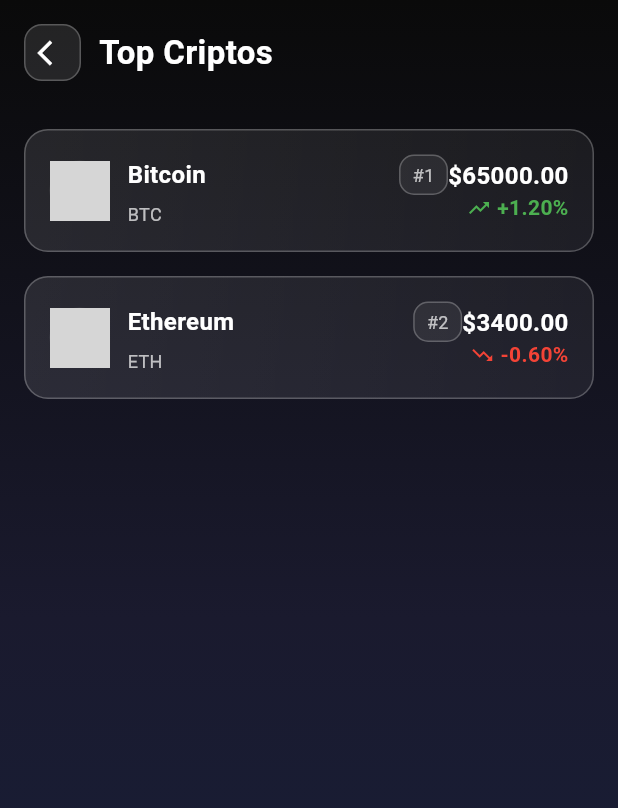
After one commit to XChanitoX/fuck_the_sp500, a Flutter app: the HomeScreen screen opened by its route, after a tap on "Cripto", on a phone screen of 412 x 824 dp. The commit adds this screen. Shown: the top 808 px of the screen. Run offline on Flutter 3.47's test engine with Material 3 defaults, Android fonts, the phone set to English and light mode, and no system bars; our stand-ins replace flutter_animate, flutter_riverpod, flutter_secure_storage, go_router, shared_preferences, shimmer; accounts and stored records are empty; network calls fail; grey boxes are pictures that could not be loaded.

Commit message:
Add CryptoScreen navigation to HomeScreen: Integrated CryptoScreen into HomeScreen with a new quick action button, enhancing user access to cryptocurrency features. Refactored gradient and text styling for consistency and improved readability.

```diff
--- /dev/null
+++ b/lib/models/crypto.dart
@@ -0,0 +1,38 @@
+class CryptoAsset {
+  final String id;
+  final String symbol;
+  final String name;
+  final double currentPrice;
+  final double marketCap;
+  final double volume24h;
+  final double changePercent24h;
+  final int rank;
+  final String imageUrl;
+
+  const CryptoAsset({
+    required this.id,
+    required this.symbol,
+    required this.name,
+    required this.currentPrice,
+    required this.marketCap,
+    required this.volume24h,
+    required this.changePercent24h,
+    required this.rank,
+    required this.imageUrl,
+  });
+
+  factory CryptoAsset.fromJson(Map<String, dynamic> json) {
+    return CryptoAsset(
+      id: json['id'] as String? ?? '',
+      symbol: (json['symbol'] as String? ?? '').toUpperCase(),
+      name: json['name'] as String? ?? '',
+      currentPrice: (json['current_price'] as num?)?.toDouble() ?? 0.0,
+      marketCap: (json['market_cap'] as num?)?.toDouble() ?? 0.0,
+      volume24h: (json['total_volume'] as num?)?.toDouble() ?? 0.0,
+      changePercent24h:
+          (json['price_change_percentage_24h'] as num?)?.toDouble() ?? 0.0,
+      rank: json['market_cap_rank'] as int? ?? 0,
+      imageUrl: json['image'] as String? ?? '',
+    );
+  }
+}
--- /dev/null
+++ b/lib/screens/crypto_screen.dart
@@ -0,0 +1,135 @@
+import 'package:flutter/material.dart';
+import '../services/crypto_service.dart';
+import '../models/crypto.dart';
+import '../widgets/crypto_card.dart';
+
+class CryptoScreen extends StatefulWidget {
+  const CryptoScreen({super.key});
+
+  @override
+  State<CryptoScreen> createState() => _CryptoScreenState();
+}
+
+class _CryptoScreenState extends State<CryptoScreen> {
+  late Future<List<CryptoAsset>> _future;
+  bool _refreshing = false;
+
+  @override
+  void initState() {
+    super.initState();
+    _future = CryptoService.fetchTopByMarketCap(perPage: 10);
+  }
+
+  Future<void> _refresh() async {
+    setState(() => _refreshing = true);
+    final f = CryptoService.fetchTopByMarketCap(perPage: 10);
+    final data = await f;
+    if (!mounted) return;
+    setState(() {
+      _future = Future.value(data);
+      _refreshing = false;
+    });
+  }
+
+  @override
+  Widget build(BuildContext context) {
+    return Scaffold(
+      body: Container(
+        decoration: const BoxDecoration(
+          gradient: LinearGradient(
+            begin: Alignment.topCenter,
+            end: Alignment.bottomCenter,
+            colors: [Color(0xFF0A0A0A), Color(0xFF1A1A2E), Color(0xFF16213E)],
+          ),
+        ),
+        child: SafeArea(
+          child: Column(
+            children: [
+              _buildHeader(),
+              Expanded(
+                child: FutureBuilder<List<CryptoAsset>>(
+                  future: _future,
+                  builder: (context, snapshot) {
+                    if (!snapshot.hasData) {
+                      return const Center(child: CircularProgressIndicator());
+                    }
+                    final items = snapshot.data!;
+                    if (items.isEmpty) {
+                      return const Center(
+                        child: Text(
+                          'No hay datos de cripto disponibles',
+                          style: TextStyle(color: Colors.white70),
+                        ),
+                      );
+                    }
+                    return RefreshIndicator(
+                      onRefresh: _refresh,
+                      color: Colors.blue,
+                      backgroundColor: Colors.black87,
+                      child: ListView.builder(
+                        padding: const EdgeInsets.only(top: 8, bottom: 16),
+                        itemCount: items.length + (_refreshing ? 1 : 0),
+                        itemBuilder: (context, i) {
+                          if (_refreshing && i == items.length) {
+                            return const Padding(
+                              padding: EdgeInsets.all(16.0),
+                              child: Center(
+                                child: CircularProgressIndicator(
+                                  strokeWidth: 2,
+                                ),
+                              ),
+                            );
+                          }
+                          final a = items[i];
+                          return CryptoCard(asset: a);
+                        },
+                      ),
+                    );
+                  },
+                ),
+              ),
+            ],
+          ),
+        ),
+      ),
+    );
+  }
+
+  Widget _buildHeader() {
+    return Padding(
+      padding: const EdgeInsets.all(16),
+      child: Row(
+        children: [
+          GestureDetector(
+            onTap: () => Navigator.pop(context),
+            child: Container(
+              padding: const EdgeInsets.all(8),
+              decoration: BoxDecoration(
+                color: Colors.white.withOpacity(0.1),
+                borderRadius: BorderRadius.circular(12),
+                border: Border.all(color: Colors.white24, width: 1),
+              ),
+              child: const Icon(
+                Icons.arrow_back_ios,
+                color: Colors.white,
+                size: 20,
+              ),
+            ),
+          ),
+          const SizedBox(width: 12),
+          const Expanded(
+            child: Text(
+              'Top Criptos',
+              style: TextStyle(
+                color: Colors.white,
+                fontSize: 22,
+                fontWeight: FontWeight.bold,
+                fontFamily: 'Roboto',
+              ),
+            ),
+          ),
+        ],
+      ),
+    );
+  }
+}
--- a/lib/screens/home_screen.dart
+++ b/lib/screens/home_screen.dart
@@ -10,6 +10,7 @@
 import 'chatbot_screen.dart';
 import 'learning_screen.dart';
 import 'public_portfolios_screen.dart';
+import 'crypto_screen.dart';
 
 class HomeScreen extends StatelessWidget {
   const HomeScreen({super.key});
@@ -22,11 +23,7 @@
           gradient: LinearGradient(
             begin: Alignment.topCenter,
             end: Alignment.bottomCenter,
-            colors: [
-              Color(0xFF0A0A0A),
-              Color(0xFF1A1A2E),
-              Color(0xFF16213E),
-            ],
+            colors: [Color(0xFF0A0A0A), Color(0xFF1A1A2E), Color(0xFF16213E)],
           ),
         ),
         child: SafeArea(
@@ -62,8 +59,11 @@
             ),
             borderRadius: BorderRadius.circular(12),
           ),
-          child: const Icon(Icons.dashboard_customize,
-              color: Colors.white, size: 20),
+          child: const Icon(
+            Icons.dashboard_customize,
+            color: Colors.white,
+            size: 20,
+          ),
         ),
         const SizedBox(width: 12),
         const Expanded(
@@ -108,7 +108,8 @@
                 icon: Icons.trending_up,
                 label: 'Ranking',
                 gradient: const [Colors.blueAccent, Colors.purpleAccent],
-            onTap: () => Navigator.push(
+                onTap:
+                    () => Navigator.push(
                       context,
                       MaterialPageRoute(builder: (_) => const RankingScreen()),
                     ),
@@ -117,12 +118,13 @@
             const SizedBox(width: 12),
             Expanded(
               child: _QuickAction(
-            icon: Icons.bubble_chart_outlined,
-            label: 'Burbujas',
+                icon: Icons.currency_bitcoin,
+                label: 'Cripto',
                 gradient: const [Colors.green, Colors.teal],
-            onTap: () => Navigator.push(
+                onTap:
+                    () => Navigator.push(
                       context,
-              MaterialPageRoute(builder: (_) => const BubbleScreen()),
+                      MaterialPageRoute(builder: (_) => const CryptoScreen()),
                     ),
               ),
             ),
@@ -132,9 +134,12 @@
                 icon: Icons.workspaces_outline,
                 label: 'Portafolios',
                 gradient: const [Colors.orange, Colors.redAccent],
-            onTap: () => Navigator.push(
+                onTap:
+                    () => Navigator.push(
                       context,
-              MaterialPageRoute(builder: (_) => const PortfolioListScreen()),
+                      MaterialPageRoute(
+                        builder: (_) => const PortfolioListScreen(),
+                      ),
                     ),
               ),
             ),
@@ -159,10 +164,12 @@
         padding: const EdgeInsets.all(16),
         decoration: BoxDecoration(
           borderRadius: BorderRadius.circular(16),
-          gradient: LinearGradient(colors: [
+          gradient: LinearGradient(
+            colors: [
               gradient[0].withOpacity(0.15),
               gradient[1].withOpacity(0.10),
-          ]),
+            ],
+          ),
           border: Border.all(color: Colors.white24, width: 1),
         ),
         child: Row(
@@ -180,20 +187,30 @@
               child: Column(
                 crossAxisAlignment: CrossAxisAlignment.start,
                 children: [
-                  Text(title,
+                  Text(
+                    title,
                     style: const TextStyle(
                       color: Colors.white,
                       fontWeight: FontWeight.bold,
-                          fontSize: 16)),
+                      fontSize: 16,
+                    ),
+                  ),
                   const SizedBox(height: 4),
-                  Text(subtitle,
+                  Text(
+                    subtitle,
                     style: TextStyle(
-                          color: Colors.white.withOpacity(0.75), fontSize: 13)),
+                      color: Colors.white.withOpacity(0.75),
+                      fontSize: 13,
+                    ),
+                  ),
                 ],
               ),
             ),
-            const Icon(Icons.arrow_forward_ios,
-                color: Colors.white54, size: 18),
+            const Icon(
+              Icons.arrow_forward_ios,
+              color: Colors.white54,
+              size: 18,
+            ),
           ],
         ),
       ),
@@ -280,7 +297,9 @@
               onTap: () {
                 Navigator.push(
                   context,
-              MaterialPageRoute(builder: (_) => const PublicPortfoliosScreen()),
+                  MaterialPageRoute(
+                    builder: (_) => const PublicPortfoliosScreen(),
+                  ),
                 );
               },
             )
@@ -313,10 +332,12 @@
         padding: const EdgeInsets.symmetric(vertical: 14),
         decoration: BoxDecoration(
           borderRadius: BorderRadius.circular(14),
-          gradient: LinearGradient(colors: [
+          gradient: LinearGradient(
+            colors: [
               gradient[0].withOpacity(0.25),
               gradient[1].withOpacity(0.2),
-          ]),
+            ],
+          ),
           border: Border.all(color: Colors.white24, width: 1),
         ),
         child: Column(
@@ -331,9 +352,13 @@
               child: Icon(icon, color: Colors.white),
             ),
             const SizedBox(height: 8),
-            Text(label,
+            Text(
+              label,
               style: const TextStyle(
-                    color: Colors.white, fontWeight: FontWeight.w600)),
+                color: Colors.white,
+                fontWeight: FontWeight.w600,
+              ),
+            ),
           ],
         ),
       ),
--- /dev/null
+++ b/lib/services/crypto_service.dart
@@ -0,0 +1,104 @@
+import 'dart:convert';
+import 'package:flutter/foundation.dart';
+import 'package:http/http.dart' as http;
+import '../models/crypto.dart';
+
+class CryptoService {
+  // Back to CoinGecko markets endpoint
+  static const String _base = 'https://api.coingecko.com/api/v3';
+
+  // Fixed selection requested: BTC, ETH, SOL, XRP, SEI, DOGE, GRT, LINK
+  static const List<String> _targetIds = [
+    'bitcoin',
+    'ethereum',
+    'solana',
+    'ripple',
+    'sei-network',
+    'dogecoin',
+    'the-graph',
+    'chainlink',
+  ];
+
+  static List<CryptoAsset>? _cache;
+  static DateTime? _cacheAt;
+  static const Duration _cacheTtl = Duration(seconds: 60);
+
+  static Map<String, String> _headers() {
+    return const {
+      'Accept': 'application/json',
+      'User-Agent': 'TopStocksApp/1.0 (https://example.com)',
+    };
+  }
+
+  // (helpers unused in CoinGecko flow; kept empty to satisfy lints removed)
+
+  static Future<List<CryptoAsset>> fetchTopByMarketCap({
+    int perPage = 10,
+  }) async {
+    // Serve from cache if fresh
+    final now = DateTime.now();
+    if (_cache != null &&
+        _cacheAt != null &&
+        now.difference(_cacheAt!) < _cacheTtl) {
+      return _cache!;
+    }
+
+    final ids = _targetIds.join(',');
+    final uri = Uri.parse(
+      '$_base/coins/markets?vs_currency=usd&ids=$ids&order=market_cap_desc&sparkline=false&price_change_percentage=24h',
+    );
+    debugPrint('🔍 Fetching selected cryptos (CoinGecko): $uri');
+    try {
+      final res = await http.get(uri, headers: _headers());
+      if (res.statusCode != 200) {
+        debugPrint('❌ Crypto API error: ${res.statusCode} ${res.body}');
+        if (_cache != null && _cache!.isNotEmpty) return _cache!;
+        return _fallback();
+      }
+      final List data = json.decode(res.body) as List;
+      final items =
+          data
+              .map((e) => CryptoAsset.fromJson(e as Map<String, dynamic>))
+              .toList();
+      items.sort((a, b) => a.rank.compareTo(b.rank));
+      _cache = items;
+      _cacheAt = now;
+      return items;
+    } catch (e, st) {
+      if (kDebugMode) {
+        debugPrint('❌ Crypto fetch error: $e\n$st');
+      }
+      if (_cache != null && _cache!.isNotEmpty) return _cache!;
+      return _fallback();
+    }
+  }
+
+  static List<CryptoAsset> _fallback() {
+    return [
+      const CryptoAsset(
+        id: 'bitcoin',
+        symbol: 'BTC',
+        name: 'Bitcoin',
+        currentPrice: 65000.0,
+        marketCap: 1.28e12,
+        volume24h: 24e9,
+        changePercent24h: 1.2,
+        rank: 1,
+        imageUrl:
+            'https://assets.coingecko.com/coins/images/1/large/bitcoin.png',
+      ),
+      const CryptoAsset(
+        id: 'ethereum',
+        symbol: 'ETH',
+        name: 'Ethereum',
+        currentPrice: 3400.0,
+        marketCap: 4.1e11,
+        volume24h: 12e9,
+        changePercent24h: -0.6,
+        rank: 2,
+        imageUrl:
+            'https://assets.coingecko.com/coins/images/279/large/ethereum.png',
+      ),
+    ];
+  }
+}
--- /dev/null
+++ b/lib/widgets/crypto_card.dart
@@ -0,0 +1,125 @@
+import 'package:flutter/material.dart';
+import '../models/crypto.dart';
+
+class CryptoCard extends StatelessWidget {
+  final CryptoAsset asset;
+  final VoidCallback? onTap;
+
+  const CryptoCard({super.key, required this.asset, this.onTap});
+
+  @override
+  Widget build(BuildContext context) {
+    final isUp = asset.changePercent24h >= 0;
+    return GestureDetector(
+      onTap: onTap,
+      child: Container(
+        margin: const EdgeInsets.symmetric(horizontal: 16, vertical: 8),
+        padding: const EdgeInsets.all(16),
+        decoration: BoxDecoration(
+          borderRadius: BorderRadius.circular(16),
+          gradient: LinearGradient(
+            colors: [
+              Colors.white.withOpacity(0.10),
+              Colors.white.withOpacity(0.06),
+            ],
+          ),
+          border: Border.all(color: Colors.white24, width: 1),
+        ),
+        child: Row(
+          children: [
+            CircleAvatar(
+              backgroundColor: Colors.white10,
+              backgroundImage:
+                  asset.imageUrl.isNotEmpty
+                      ? NetworkImage(asset.imageUrl)
+                      : null,
+              child:
+                  asset.imageUrl.isEmpty
+                      ? Text(asset.symbol.substring(0, 1))
+                      : null,
+            ),
+            const SizedBox(width: 12),
+            Expanded(
+              child: Column(
+                crossAxisAlignment: CrossAxisAlignment.start,
+                children: [
+                  Row(
+                    children: [
+                      Expanded(
+                        child: Text(
+                          asset.name,
+                          style: const TextStyle(
+                            color: Colors.white,
+                            fontWeight: FontWeight.bold,
+                            fontSize: 16,
+                            fontFamily: 'Roboto',
+                          ),
+                          overflow: TextOverflow.ellipsis,
+                        ),
+                      ),
+                      Container(
+                        padding: const EdgeInsets.symmetric(
+                          horizontal: 8,
+                          vertical: 4,
+                        ),
+                        decoration: BoxDecoration(
+                          color: Colors.white.withOpacity(0.06),
+                          borderRadius: BorderRadius.circular(10),
+                          border: Border.all(color: Colors.white24, width: 1),
+                        ),
+                        child: Text(
+                          '#${asset.rank}',
+                          style: const TextStyle(
+                            color: Colors.white70,
+                            fontSize: 12,
+                          ),
+                        ),
+                      ),
+                    ],
+                  ),
+                  const SizedBox(height: 4),
+                  Text(
+                    asset.symbol,
+                    style: const TextStyle(color: Colors.white70, fontSize: 12),
+                  ),
+                ],
+              ),
+            ),
+            Column(
+              crossAxisAlignment: CrossAxisAlignment.end,
+              children: [
+                Text(
+                  '\$${asset.currentPrice.toStringAsFixed(2)}',
+                  style: const TextStyle(
+                    color: Colors.white,
+                    fontWeight: FontWeight.bold,
+                    fontSize: 16,
+                    fontFamily: 'Roboto',
+                  ),
+                ),
+                Row(
+                  mainAxisSize: MainAxisSize.min,
+                  children: [
+                    Icon(
+                      isUp ? Icons.trending_up : Icons.trending_down,
+                      size: 16,
+                      color: isUp ? Colors.green : Colors.red,
+                    ),
+                    const SizedBox(width: 4),
+                    Text(
+                      '${isUp ? '+' : ''}${asset.changePercent24h.toStringAsFixed(2)}%',
+                      style: TextStyle(
+                        color: isUp ? Colors.green : Colors.red,
+                        fontWeight: FontWeight.w600,
+                      ),
+                    ),
+                  ],
+                ),
+              ],
+            ),
+          ],
+        ),
+      ),
+    );
+  }
+}
```
Lines whose indentation alone changed are shown as unchanged.
